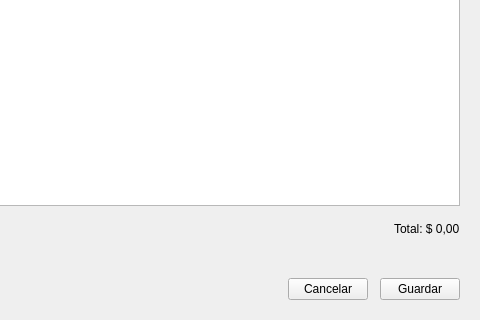
Above: vista/consumo/consumo_form.ui from segovia-gabriel/ProyectoFinal-PracticasII before the change; both pictures show x 140 to 620 and y 220 to 540 of the 620 by 540 pixel window. Below: the same form after it.
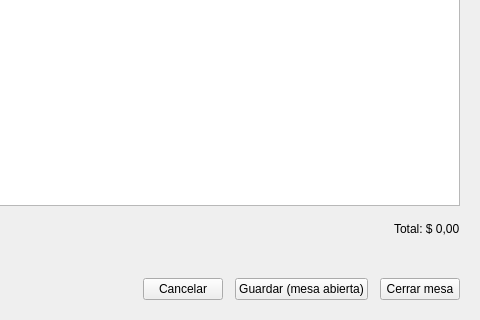
That is the form after the change.

Commit message: Mejoras de UI, validaciones y rediseno de Consumo (mesa abierta/cerrada)

```diff
--- a/vista/consumo/consumo_form.ui
+++ b/vista/consumo/consumo_form.ui
@@ -205,7 +205,14 @@
      <item>
       <widget class="QPushButton" name="pushButton_guardar">
        <property name="text">
-        <string>Guardar</string>
+        <string>Guardar (mesa abierta)</string>
+       </property>
+      </widget>
+     </item>
+     <item>
+      <widget class="QPushButton" name="pushButton_cerrar">
+       <property name="text">
+        <string>Cerrar mesa</string>
        </property>
       </widget>
      </item>
```
The commit also changes 42 other files.
